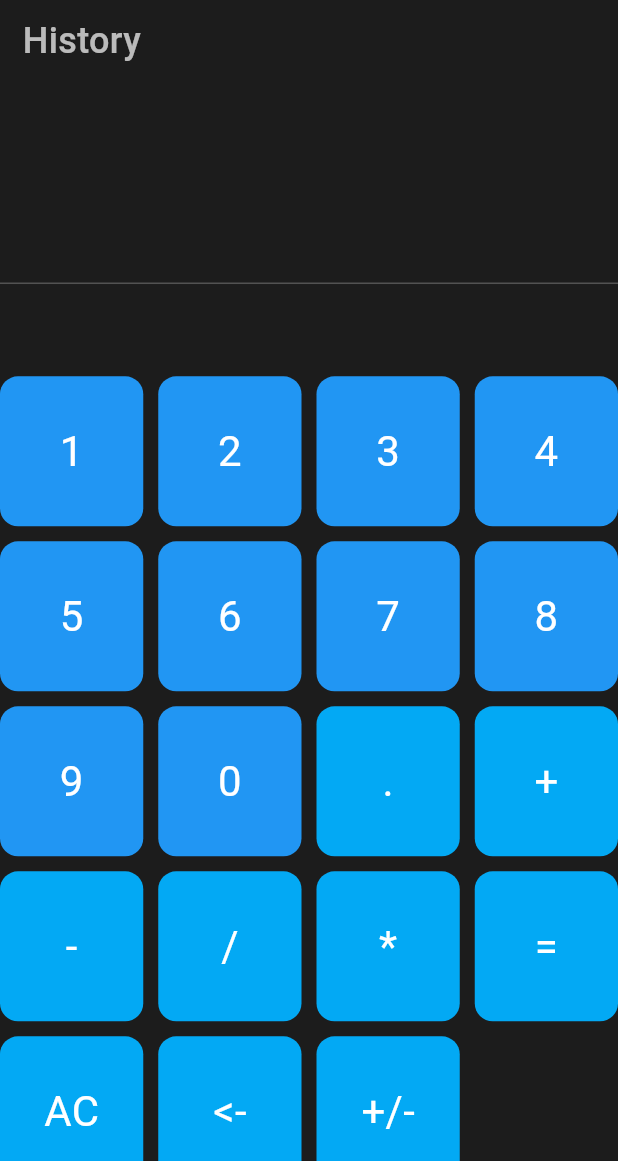
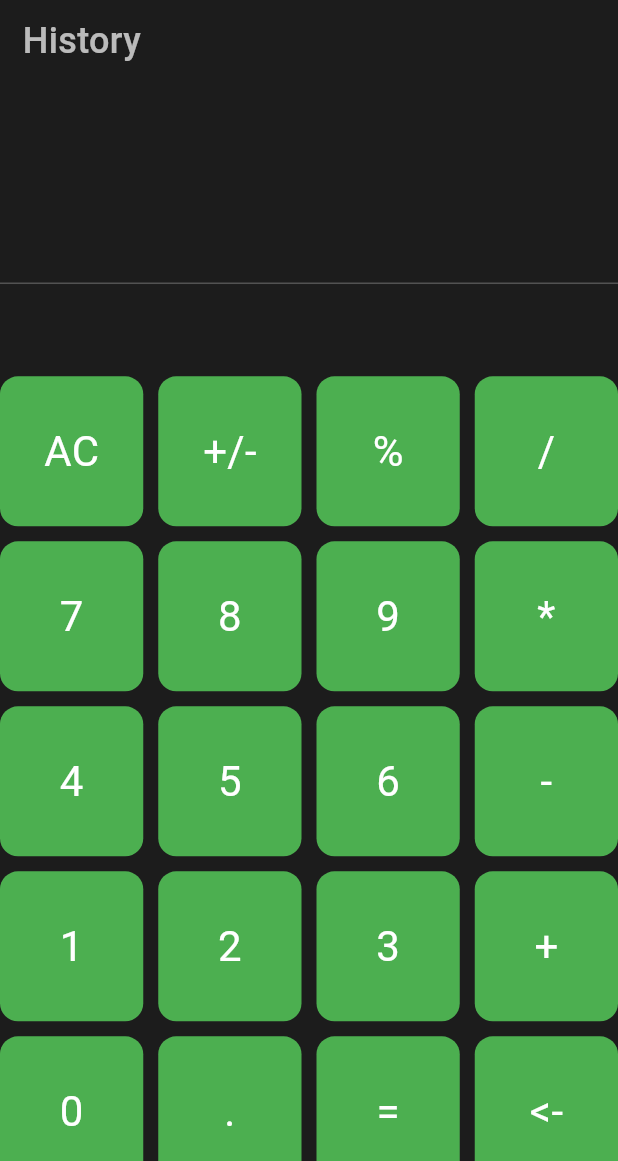
Before and after one commit to 3SyedShayan/Calculator-App, a Flutter app: the screen it shows after launch, on a phone screen of 412 x 824 dp, the part 75-1236 px from its top. Run offline on Flutter 3.47's test engine with Material 3 defaults, Android fonts, the phone set to English and light mode, and no system bars.

Commit message:
Arranging buttons

```diff
--- a/lib/data/numbers.dart
+++ b/lib/data/numbers.dart
@@ -1,14 +1,14 @@
 import 'package:calculator_app/model/numbers.dart';
 
 var allNumbers = {
+  Numbers(name: '7', value: 7),
+  Numbers(name: '8', value: 8),
+  Numbers(name: '9', value: 9),
+  Numbers(name: '4', value: 4),
+  Numbers(name: '5', value: 5),
+  Numbers(name: '6', value: 6),
   Numbers(name: '1', value: 1),
   Numbers(name: '2', value: 2),
   Numbers(name: '3', value: 3),
-  Numbers(name: '4', value: 4),
-  Numbers(name: '5', value: 5),
-  Numbers(name: '6', value: 6),
-  Numbers(name: '7', value: 7),
-  Numbers(name: '8', value: 8),
-  Numbers(name: '9', value: 9),
   Numbers(name: '0', value: 0),
 }.toList();
--- a/lib/data/operations.dart
+++ b/lib/data/operations.dart
@@ -2,13 +2,14 @@ import 'package:calculator_app/model/operations.dart';
 
 var allOperations =
     {
-      Operations(name: ".", operation: "."),
-      Operations(name: "+", operation: "+"),
-      Operations(name: "-", operation: "-"),
+      Operations(name: "AC", operation: "AC"),
+      Operations(name: "+/-", operation: "-"),
+      Operations(name: "%", operation: "%"),
       Operations(name: "/", operation: "/"),
       Operations(name: "*", operation: "*"),
+      Operations(name: "-", operation: "-"),
+      Operations(name: "+", operation: "+"),
+      Operations(name: ".", operation: "."),
       Operations(name: "=", operation: "="),
-      Operations(name: "AC", operation: "AC"),
       Operations(name: "<-", operation: "<-"),
-      Operations(name: "+/-", operation: "-"),
     }.toList();
--- a/lib/screens/homepage.dart
+++ b/lib/screens/homepage.dart
@@ -37,6 +37,18 @@ class _HomepageState extends State<Homepage> {
       history.insert(0, "$num1 $operation $num2 = ${_formatedAnswer(answer)}");
       setState(() {
         history;
+      });
+    }
+  }
+
+  void numOperation(String allNum) {
+    if (isOperationSelected == false) {
+      setState(() {
+        num1 += allNum;
+      });
+    } else {
+      setState(() {
+        num2 += allNum;
       });
     }
   }
@@ -229,34 +241,113 @@ class _HomepageState extends State<Homepage> {
               ),
               itemCount: (allNumbers.length + allOperations.length),
               itemBuilder: (context, index) {
-                if (index < allNumbers.length) {
-                  String allNum = allNumbers[index].name;
-                  Color allNumColor = allNumbers[index].color;
+                if (index < 4 || (index + 1) % 4 == 0) {
+                  if (index < 4) {
                     return CalculatorButton(
-                    color: allNumColor,
-                    text: allNum,
+                      color: Colors.green,
+                      text: allOperations[index].name,
                       onTap: () {
-                      if (isOperationSelected == false) {
-                        setState(() {
-                          num1 += allNum;
-                        });
-                      } else {
-                        setState(() {
-                          num2 += allNum;
-                        });
-                      }
+                        onOperation(allOperations[index].operation);
                       },
                     );
-                } else {
-                  String allOp = allOperations[(index - 10)].name;
-                  Color allOpColor = allOperations[(index - 10)].color;
+                  }
+                  if (index == 7) {
                     return CalculatorButton(
-                    color: allOpColor,
-                    text: allOp,
+                      color: Colors.green,
+                      text: allOperations[index - 3].name,
                       onTap: () {
-                      onOperation(allOp);
+                        onOperation(allOperations[index - 3].operation);
                       },
                     );
+                  }
+                  if (index == 11) {
+                    return CalculatorButton(
+                      color: Colors.green,
+                      text: allOperations[index - 6].name,
+                      onTap: () {
+                        onOperation(allOperations[index - 6].operation);
+                      },
+                    );
+                  }
+                  if (index == 15) {
+                    return CalculatorButton(
+                      color: Colors.green,
+                      text: allOperations[index - 9].name,
+                      onTap: () {
+                        onOperation(allOperations[index - 9].operation);
+                      },
+                    );
+                  }
+                  if (index == 19) {
+                    return CalculatorButton(
+                      color: Colors.green,
+                      text: allOperations[index - 10].name,
+                      onTap: () {
+                        onOperation(allOperations[index - 10].operation);
+                      },
+                    );
+                  }
+                  // if (index == 20) {
+                  //   return CalculatorButton(
+                  //     color: Colors.green,
+                  //     text: allOperations[index - 11].name,
+                  //     onTap: () {},
+                  //   );
+                  // }
+                } else {
+                  if (index < 7) {
+                    return CalculatorButton(
+                      color: Colors.green,
+                      text: allNumbers[index - 4].name,
+                      onTap: () {
+                        numOperation(allNumbers[index - 4].name);
+                      },
+                    );
+                  } else if (index > 7 && index < 11) {
+                    return CalculatorButton(
+                      color: Colors.green,
+                      text: allNumbers[index - 5].name,
+                      onTap: () {
+                        numOperation(allNumbers[index - 5].name);
+                      },
+                    );
+                  } else if (index > 11 && index < 15) {
+                    return CalculatorButton(
+                      color: Colors.green,
+                      text: allNumbers[index - 6].name,
+                      onTap: () {
+                        numOperation(allNumbers[index - 6].name);
+                      },
+                    );
+                  } else if (index == 16) {
+                    print("Current for All num ${index - 7}");
+                    return CalculatorButton(
+                      color: Colors.green,
+                      text: allNumbers[index - 7].name,
+                      onTap: () {
+                        numOperation(allNumbers[index - 7].name);
+                      },
+                    );
+                  } else if (index > 16 && index < 21) {
+                    return CalculatorButton(
+                      color: Colors.green,
+                      text: allOperations[index - 10].name,
+                      onTap: () {
+                        onOperation(allOperations[index - 10].operation);
+                      },
+                    );
+                  }
+                  // else if (index > 19 && index < 23) {
+                  //   return CalculatorButton(
+                  //     color: Colors.green,
+                  //     text: allOperations[index - 8].name,
+                  //     onTap: () {},
+                  //   );
+                  // }
+                  else {
+                    print("error at Index: $index");
+                    return const SizedBox.shrink();
+                  }
                 }
               },
             ),
```
Lines whose indentation alone changed are shown as unchanged.
